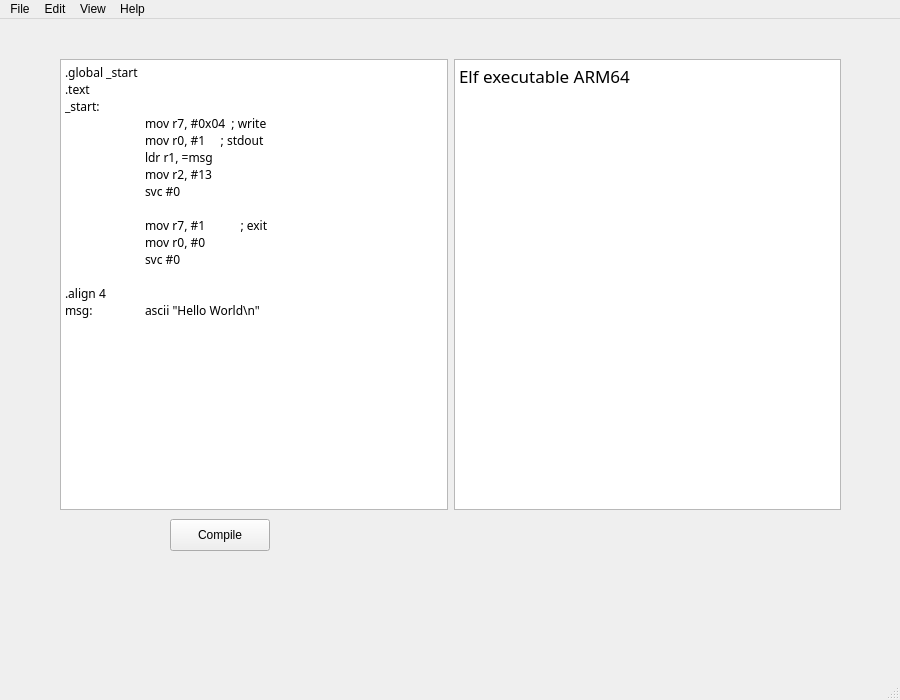
Above: ui/mainwindow.ui from atwardzik/hxutil before the change. Below: the same form after it.
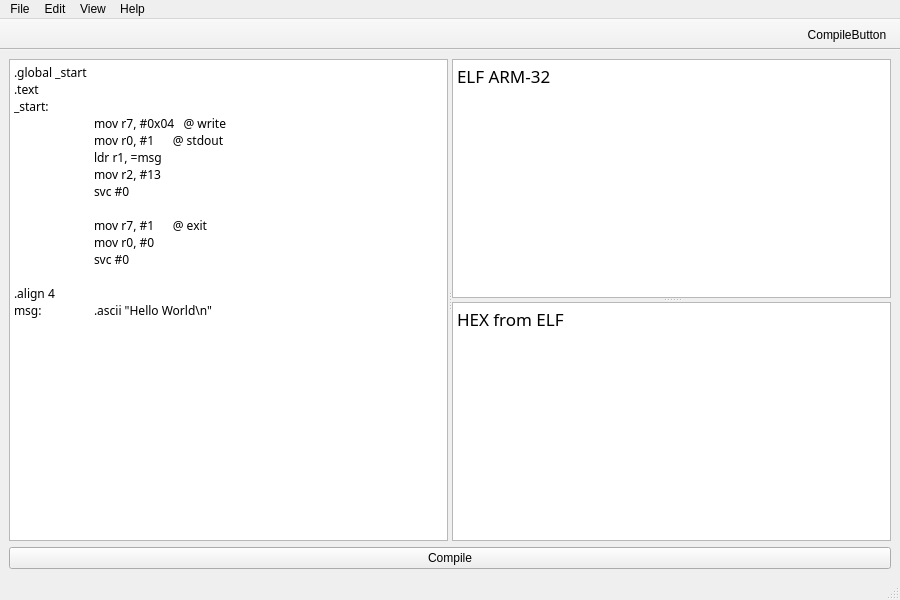
That is the form after the change. Icons and pictures are not drawn. Custom widgets are drawn as their Qt base class.

```diff
--- a/ui/mainwindow.ui
+++ b/ui/mainwindow.ui
@@ -7,44 +7,29 @@
     <x>0</x>
     <y>0</y>
     <width>900</width>
-    <height>700</height>
+    <height>600</height>
    </rect>
   </property>
+  <property name="minimumSize">
+   <size>
+    <width>900</width>
+    <height>600</height>
+   </size>
+  </property>
   <property name="windowTitle">
    <string>MainWindow</string>
   </property>
   <widget class="QWidget" name="centralwidget">
-   <widget class="QPushButton" name="compile_button">
-    <property name="geometry">
-     <rect>
-      <x>170</x>
-      <y>500</y>
-      <width>100</width>
-      <height>32</height>
-     </rect>
-    </property>
-    <property name="text">
-     <string>Compile</string>
-    </property>
-   </widget>
-   <widget class="QWidget" name="">
-    <property name="geometry">
-     <rect>
-      <x>60</x>
-      <y>40</y>
-      <width>781</width>
-      <height>451</height>
-     </rect>
-    </property>
-    <layout class="QHBoxLayout" name="horizontalLayout">
-     <property name="sizeConstraint">
-      <enum>QLayout::SizeConstraint::SetMinimumSize</enum>
-     </property>
-     <property name="leftMargin">
-      <number>0</number>
-     </property>
-     <item>
-      <widget class="QPlainTextEdit" name="plainTextEdit">
+   <layout class="QGridLayout" name="gridLayout">
+    <item row="0" column="0">
+     <widget class="QSplitter" name="splitter_2">
+      <property name="styleSheet">
+       <string notr="true"/>
+      </property>
+      <property name="orientation">
+       <enum>Qt::Orientation::Horizontal</enum>
+      </property>
+      <widget class="CodeEditor" name="plainTextEdit">
        <property name="font">
         <font>
          <family>JetBrains Mono</family>
@@ -57,48 +42,75 @@
         <string>.global _start
 .text
 _start:
-	mov r7, #0x04  ; write
-	mov r0, #1     ; stdout
+	mov r7, #0x04   @ write
+	mov r0, #1      @ stdout
 	ldr r1, =msg
 	mov r2, #13
 	svc #0
 
-	mov r7, #1	     ; exit
+	mov r7, #1      @ exit
 	mov r0, #0
 	svc #0
 
 .align 4
-msg:	ascii &quot;Hello World\n&quot;
+msg:	.ascii &quot;Hello World\n&quot;
 
 
 	</string>
        </property>
       </widget>
-     </item>
-     <item>
-      <widget class="QTextBrowser" name="textBrowser">
-       <property name="font">
-        <font>
-         <family>JetBrains Mono</family>
-        </font>
+      <widget class="QSplitter" name="splitter">
+       <property name="orientation">
+        <enum>Qt::Orientation::Vertical</enum>
        </property>
-       <property name="styleSheet">
-        <string notr="true"/>
-       </property>
-       <property name="html">
-        <string>&lt;!DOCTYPE HTML PUBLIC &quot;-//W3C//DTD HTML 4.0//EN&quot; &quot;http://www.w3.org/TR/REC-html40/strict.dtd&quot;&gt;
+       <widget class="QTextBrowser" name="textBrowser_2">
+        <property name="font">
+         <font>
+          <family>JetBrains Mono</family>
+         </font>
+        </property>
+        <property name="html">
+         <string>&lt;!DOCTYPE HTML PUBLIC &quot;-//W3C//DTD HTML 4.0//EN&quot; &quot;http://www.w3.org/TR/REC-html40/strict.dtd&quot;&gt;
 &lt;html&gt;&lt;head&gt;&lt;meta name=&quot;qrichtext&quot; content=&quot;1&quot; /&gt;&lt;meta charset=&quot;utf-8&quot; /&gt;&lt;style type=&quot;text/css&quot;&gt;
 p, li { white-space: pre-wrap; }
 hr { height: 1px; border-width: 0; }
 li.unchecked::marker { content: &quot;\2610&quot;; }
 li.checked::marker { content: &quot;\2612&quot;; }
 &lt;/style&gt;&lt;/head&gt;&lt;body style=&quot; font-family:'JetBrains Mono'; font-size:13pt; font-weight:400; font-style:normal;&quot;&gt;
-&lt;p style=&quot; margin-top:0px; margin-bottom:0px; margin-left:0px; margin-right:0px; -qt-block-indent:0; text-indent:0px;&quot;&gt;Elf executable ARM64&lt;/p&gt;&lt;/body&gt;&lt;/html&gt;</string>
-       </property>
+&lt;p style=&quot; margin-top:0px; margin-bottom:0px; margin-left:0px; margin-right:0px; -qt-block-indent:0; text-indent:0px;&quot;&gt;ELF ARM-32&lt;/p&gt;&lt;/body&gt;&lt;/html&gt;</string>
+        </property>
+       </widget>
+       <widget class="QTextBrowser" name="textBrowser">
+        <property name="font">
+         <font>
+          <family>JetBrains Mono</family>
+         </font>
+        </property>
+        <property name="styleSheet">
+         <string notr="true"/>
+        </property>
+        <property name="html">
+         <string>&lt;!DOCTYPE HTML PUBLIC &quot;-//W3C//DTD HTML 4.0//EN&quot; &quot;http://www.w3.org/TR/REC-html40/strict.dtd&quot;&gt;
+&lt;html&gt;&lt;head&gt;&lt;meta name=&quot;qrichtext&quot; content=&quot;1&quot; /&gt;&lt;meta charset=&quot;utf-8&quot; /&gt;&lt;style type=&quot;text/css&quot;&gt;
+p, li { white-space: pre-wrap; }
+hr { height: 1px; border-width: 0; }
+li.unchecked::marker { content: &quot;\2610&quot;; }
+li.checked::marker { content: &quot;\2612&quot;; }
+&lt;/style&gt;&lt;/head&gt;&lt;body style=&quot; font-family:'JetBrains Mono'; font-size:13pt; font-weight:400; font-style:normal;&quot;&gt;
+&lt;p style=&quot; margin-top:0px; margin-bottom:0px; margin-left:0px; margin-right:0px; -qt-block-indent:0; text-indent:0px;&quot;&gt;HEX from ELF&lt;/p&gt;&lt;/body&gt;&lt;/html&gt;</string>
+        </property>
+       </widget>
       </widget>
-     </item>
-    </layout>
-   </widget>
+     </widget>
+    </item>
+    <item row="1" column="0">
+     <widget class="QPushButton" name="compile_button">
+      <property name="text">
+       <string>Compile</string>
+      </property>
+     </widget>
+    </item>
+   </layout>
   </widget>
   <widget class="QStatusBar" name="statusbar"/>
   <widget class="QMenuBar" name="menubar">
@@ -160,6 +172,34 @@
    <addaction name="menuView"/>
    <addaction name="menuHelp"/>
   </widget>
+  <widget class="QToolBar" name="toolBar">
+   <property name="sizePolicy">
+    <sizepolicy hsizetype="Fixed" vsizetype="Fixed">
+     <horstretch>0</horstretch>
+     <verstretch>0</verstretch>
+    </sizepolicy>
+   </property>
+   <property name="windowTitle">
+    <string>toolBar</string>
+   </property>
+   <property name="layoutDirection">
+    <enum>Qt::LayoutDirection::RightToLeft</enum>
+   </property>
+   <property name="styleSheet">
+    <string notr="true">padding: 4px;
+height: 10px;</string>
+   </property>
+   <property name="movable">
+    <bool>false</bool>
+   </property>
+   <attribute name="toolBarArea">
+    <enum>TopToolBarArea</enum>
+   </attribute>
+   <attribute name="toolBarBreak">
+    <bool>false</bool>
+   </attribute>
+   <addaction name="actionCompileButton"/>
+  </widget>
   <action name="actionSave">
    <property name="text">
     <string>Save</string>
@@ -210,7 +250,28 @@
     <string>Contact</string>
    </property>
   </action>
+  <action name="actionCompileButton">
+   <property name="icon">
+    <iconset theme="QIcon::ThemeIcon::MediaPlaybackStart"/>
+   </property>
+   <property name="text">
+    <string>CompileButton</string>
+   </property>
+   <property name="toolTip">
+    <string>&lt;html&gt;&lt;head/&gt;&lt;body&gt;&lt;p&gt;Compile&lt;/p&gt;&lt;/body&gt;&lt;/html&gt;</string>
+   </property>
+   <property name="menuRole">
+    <enum>QAction::MenuRole::NoRole</enum>
+   </property>
+  </action>
  </widget>
+ <customwidgets>
+  <customwidget>
+   <class>CodeEditor</class>
+   <extends>QPlainTextEdit</extends>
+   <header location="global">code_editor.h</header>
+  </customwidget>
+ </customwidgets>
  <resources/>
  <connections/>
 </ui>
```
